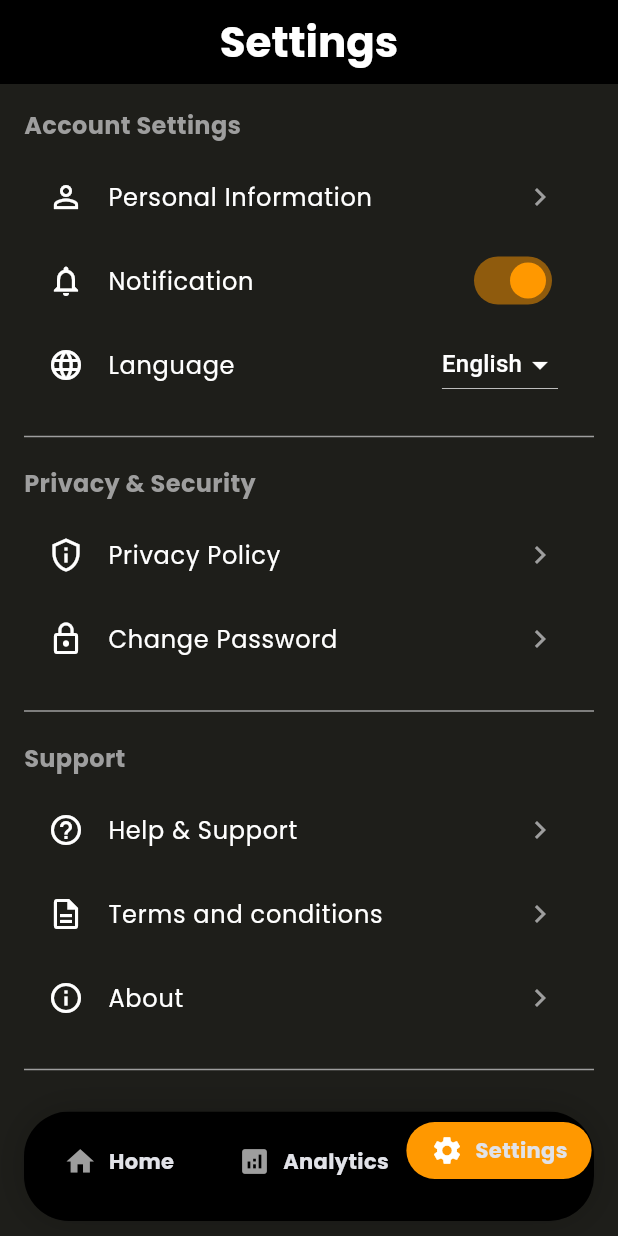
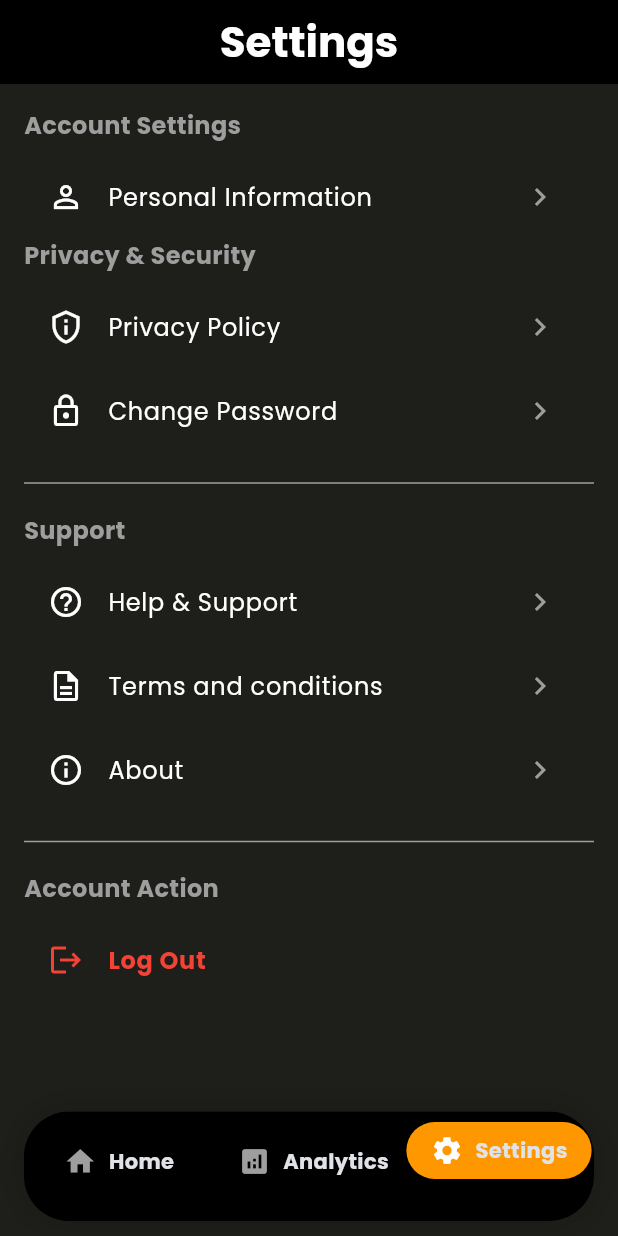
Before and after one commit to SanudaDe/smart_water_systerm, a Flutter app: the SettingsScreen screen opened by its route, on a phone screen of 412 x 824 dp. Run offline on Flutter 3.47's test engine with Material 3 defaults, Android fonts, the phone set to English and light mode, and no system bars; our stand-ins replace google_fonts.

Commit message:
update settings

```diff
--- a/lib/settings.dart
+++ b/lib/settings.dart
@@ -11,9 +11,7 @@
 }
 
 class _SettingsScreenState extends State<SettingsScreen> {
-  bool _notificationsEnabled = true;
-  bool _darkMode = false;
-  String _selectedLanguage = 'en';
+
 
   void _showPersonalInfoDialog() {
     showDialog(
@@ -444,64 +442,7 @@
             trailing: const Icon(Icons.chevron_right, color: Colors.grey),
             onTap: _showPersonalInfoDialog,
           ),
-          ListTile(
-            leading: const Icon(Icons.notifications_outlined, color: Colors.white),
-            title: Text(
-              'Notification',
-              style: GoogleFonts.poppins(color: Colors.white),
-            ),
-            trailing: Switch(
-              value: _notificationsEnabled,
-              onChanged: (value) {
-                setState(() {
-                  _notificationsEnabled = value;
-                });
-                ScaffoldMessenger.of(context).showSnackBar(
-                  SnackBar(
-                    content: Text(
-                      value ? 'Notifications enabled' : 'Notifications disabled',
-                      style: GoogleFonts.poppins(),
-                    ),
-                  ),
-                );
-              },
-              activeColor: Colors.orange,
-            ),
-          ),
-          ListTile(
-            leading: const Icon(Icons.language_outlined, color: Colors.white),
-            title: Text(
-              'Language',
-              style: GoogleFonts.poppins(color: Colors.white),
-            ),
-            trailing: DropdownButton<String>(
-              value: _selectedLanguage,
-              dropdownColor: Colors.grey[900],
-              icon: const Icon(Icons.arrow_drop_down, color: Colors.white),
-              items: const [
-                DropdownMenuItem(
-                  value: 'en',
-                  child: Text('English', style: TextStyle(color: Colors.white)),
-                )
-              ],
-              onChanged: (value) {
-                if (value != null) {
-                  setState(() {
-                    _selectedLanguage = value;
-                  });
-                  ScaffoldMessenger.of(context).showSnackBar(
-                    SnackBar(
-                      content: Text(
-                        'Language changed to ${value == 'en' ? 'English' : value == 'es' ? 'Spanish' : 'French'}',
-                        style: GoogleFonts.poppins(),
-                      ),
-                    ),
-                  );
-                }
-              },
-            ),
-          ),
-          const Divider(height: 40, thickness: 1, color: Colors.grey),
+
 
           // Privacy & Security section
           _buildSectionHeader('Privacy & Security'),
```
